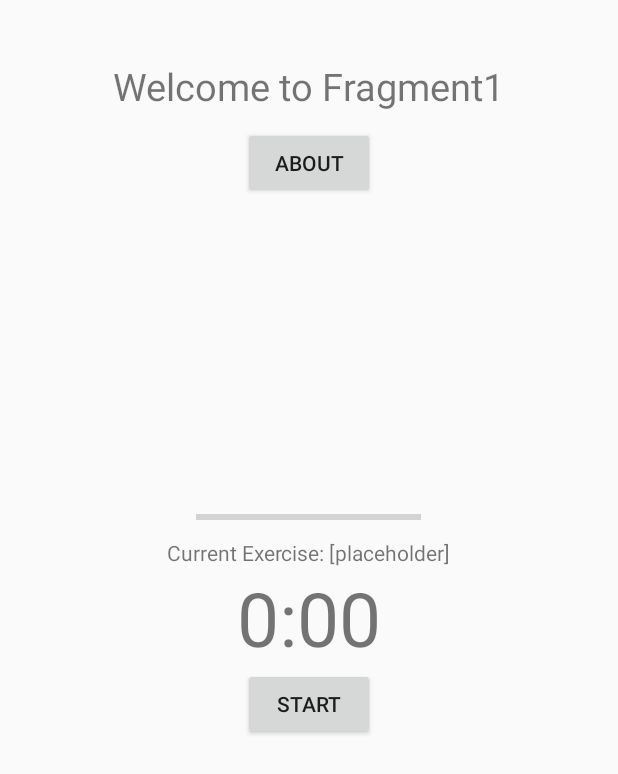
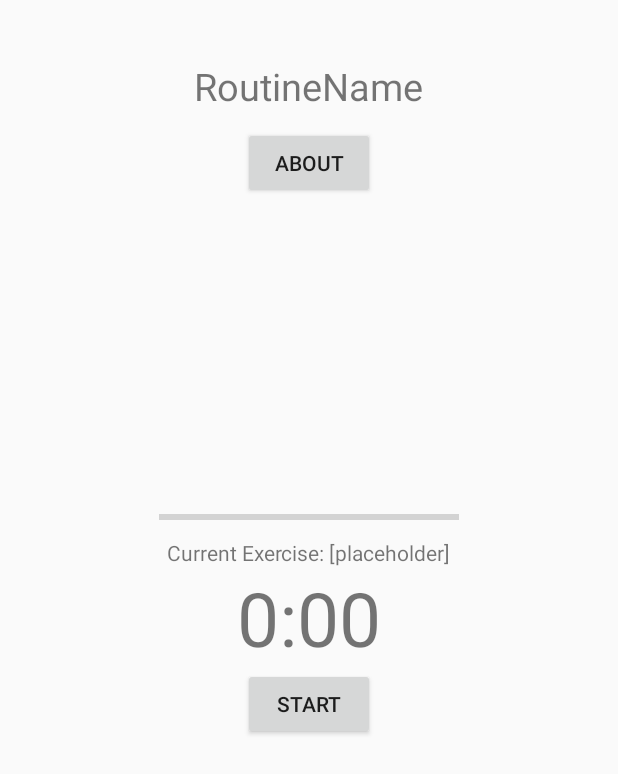
Before and after one commit to JuliusFan/RepTimeX, an Android app: the FragmentTimer screen opened directly, with no data from a screen before it, on a phone screen of 412 x 824 dp. Shown: the top 774 px of the screen. Run offline under Robolectric (Android 15) with nearby library versions, the light colour scheme and no system bars; 12 statements that could not run were skipped.

Commit message:
Small localization, UI, xml edits

```diff
--- a/app/src/main/res/layout/activity_training.xml
+++ b/app/src/main/res/layout/activity_training.xml
@@ -10,6 +10,6 @@
     <androidx.viewpager.widget.ViewPager
         android:layout_width="match_parent"
         android:layout_height="match_parent"
-        android:id="@+id/container"></androidx.viewpager.widget.ViewPager>
+        android:id="@+id/container"/>
 
 </androidx.constraintlayout.widget.ConstraintLayout>
--- a/app/src/main/res/layout/fragment_timer.xml
+++ b/app/src/main/res/layout/fragment_timer.xml
@@ -9,7 +9,7 @@
         android:layout_height="wrap_content"
         android:layout_centerHorizontal="true"
         android:textSize="25sp"
-        android:text="Welcome to Fragment1"
+        android:text="RoutineName"
         android:layout_marginTop="40dp"
         android:id="@+id/routine_title"/>
 
@@ -23,9 +23,6 @@
         android:text="@string/menu_about"/>
 
 
-
-
-
     <TextView
         android:id="@+id/countdown"
         android:layout_width="wrap_content"
@@ -33,10 +30,7 @@
         android:layout_centerHorizontal="true"
         android:layout_centerVertical="true"
         android:text="10:00"
-        android:textSize="50sp">
-
-
-    </TextView>
+        android:textSize="50sp"/>
 
     <Button
         android:id="@+id/countdown_button"
@@ -44,7 +38,7 @@
         android:layout_height="wrap_content"
         android:layout_below="@id/countdown"
         android:layout_centerHorizontal="true"
-        android:text="Start" />
+        android:text="@string/button_start_training" />
 
 
     <TextView
@@ -60,7 +54,7 @@
     <ProgressBar
         android:id="@+id/progress_bar"
         style="?android:progressBarStyleHorizontal"
-        android:layout_width="150dp"
+        android:layout_width="200dp"
         android:layout_height="150dp"
         android:layout_above="@id/current_exercise"
         android:layout_centerInParent="true"
--- a/app/src/main/res/values/strings.xml
+++ b/app/src/main/res/values/strings.xml
@@ -8,6 +8,7 @@
     <string name="save_routine">Save Routine</string>
     <string name="button_back">Save</string>
     <string name="button_start">Start Routine</string>
+    <string name="button_start_training">Start</string>
     <string name="label_exercise">Exercise</string>
     <string name="label_duration">Duration</string>
     <string name="label_break">Break</string>
```
Also changed, not shown: 1 other file.
